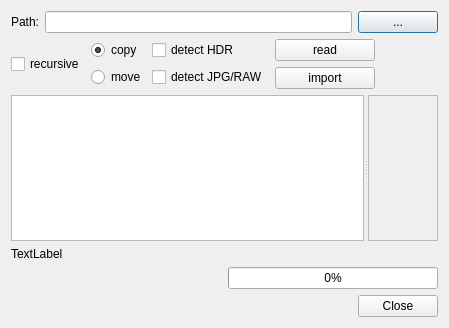
Qt form cimportdialog.ui (birkeh/pictureLibrary) before a commit.
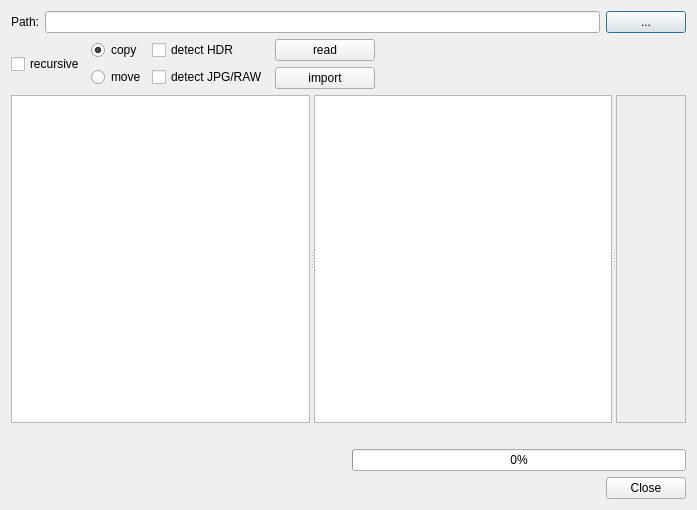
The same form after that commit. Custom widgets are drawn as their Qt base class.

```diff
--- a/cimportdialog.ui
+++ b/cimportdialog.ui
@@ -6,8 +6,8 @@
    <rect>
     <x>0</x>
     <y>0</y>
-    <width>449</width>
-    <height>328</height>
+    <width>697</width>
+    <height>510</height>
    </rect>
   </property>
   <property name="windowTitle">
@@ -147,7 +147,12 @@
        <property name="orientation">
         <enum>Qt::Horizontal</enum>
        </property>
-       <widget class="QListView" name="m_lpImportList">
+       <widget class="QTreeView" name="m_lpFolderView">
+        <attribute name="headerVisible">
+         <bool>false</bool>
+        </attribute>
+       </widget>
+       <widget class="QListView" name="m_lpThumbnailView">
         <property name="selectionMode">
          <enum>QAbstractItemView::ExtendedSelection</enum>
         </property>
@@ -183,7 +188,7 @@
            <x>0</x>
            <y>0</y>
            <width>69</width>
-           <height>134</height>
+           <height>316</height>
           </rect>
          </property>
          <layout class="QGridLayout" name="gridLayout">
@@ -200,7 +205,7 @@
        <item>
         <widget class="QLabel" name="m_lpCount">
          <property name="text">
-          <string>TextLabel</string>
+          <string/>
          </property>
         </widget>
        </item>
```
